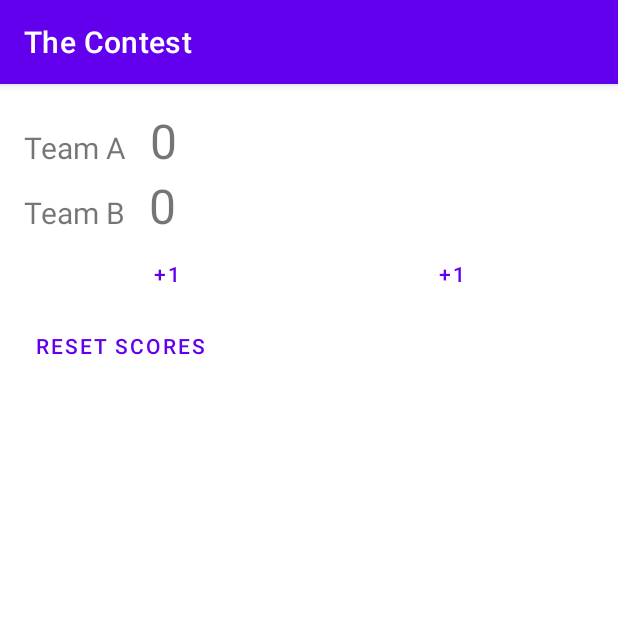
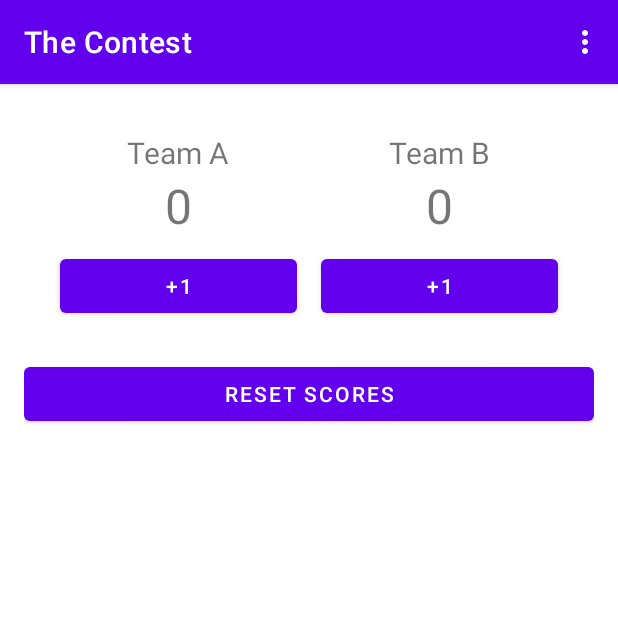
Before and after one commit to JackBetson/The-Contest, an Android app: the screen it shows after launch (MainActivity), on a phone screen of 412 x 824 dp, the top half of it. Run offline under Robolectric (Android 15) with nearby library versions, the phone set to English and light mode, and no system bars.

Commit message:
Final App

```diff
--- a/app/src/main/AndroidManifest.xml
+++ b/app/src/main/AndroidManifest.xml
@@ -25,6 +25,8 @@
                 android:name="android.app.lib_name"
                 android:value="" />
         </activity>
+        <activity android:name=".SettingsActivity">
+        </activity>
     </application>
 
 </manifest>
--- a/app/src/main/java/com/example/thecontest/MainActivity.kt
+++ b/app/src/main/java/com/example/thecontest/MainActivity.kt
@@ -1,24 +1,21 @@
 package com.example.thecontest
 
 import android.app.AlertDialog
+import android.content.Intent
 import android.media.MediaPlayer
 import android.os.Bundle
+import android.util.Log
+import android.view.Menu
+import android.view.MenuItem
 import android.widget.Button
 import android.widget.TextView
 import androidx.appcompat.app.AppCompatActivity
-import androidx.lifecycle.ViewModel
-import androidx.lifecycle.ViewModelProvider
 
 private const val TEAM_A_SCORE_KEY = "team_a_score"
 private const val TEAM_B_SCORE_KEY = "team_b_score"
 
 class MainActivity : AppCompatActivity() {
-    class ScoreViewModel : ViewModel() {
-        var teamAScore = 0
-        var teamBScore = 0
-    }
 
-    private lateinit var scoreViewModel: ScoreViewModel
     private lateinit var teamAScoreButton: Button
     private lateinit var teamBScoreButton: Button
     private lateinit var resetScoreButton: Button
@@ -31,50 +28,74 @@ class MainActivity : AppCompatActivity() {
     private lateinit var scoreSound: MediaPlayer
     private lateinit var winSound: MediaPlayer
 
+    override fun onCreateOptionsMenu(menu: Menu): Boolean {
+        menuInflater.inflate(R.menu.main_menu, menu)
+        return true
+    }
+
+    override fun onOptionsItemSelected(item: MenuItem): Boolean {
+        return when (item.itemId) {
+            R.id.action_settings -> {
+                openSettings()
+                true
+            }
+            else -> super.onOptionsItemSelected(item)
+        }
+    }
+
+    override fun onSaveInstanceState(savedInstanceState: Bundle) {
+        super.onSaveInstanceState(savedInstanceState)
+        savedInstanceState.putInt(TEAM_A_SCORE_KEY, teamAScore)
+        savedInstanceState.putInt(TEAM_B_SCORE_KEY, teamBScore)
+        Log.d("MainActivity", "Saving team A score: $teamAScore")
+        Log.d("MainActivity", "Saving team B score: $teamBScore")
+    }
+
     override fun onCreate(savedInstanceState: Bundle?) {
         super.onCreate(savedInstanceState)
         setContentView(R.layout.activity_main)
 
-        // Initialize ViewModel
-        scoreViewModel = ViewModelProvider(this)[ScoreViewModel::class.java]
+        restoreScores(savedInstanceState)
+        initViews()
+        setUpButtonListeners()
+        updateScore()
+        loadSounds()
+    }
 
-        // Restore scores from savedInstanceState if available
+    private fun restoreScores(savedInstanceState: Bundle?) {
         if (savedInstanceState != null) {
+            Log.d("MainActivity", "Restoring team A score: ${savedInstanceState.getInt(TEAM_A_SCORE_KEY)}")
+            Log.d("MainActivity", "Restoring team B score: ${savedInstanceState.getInt(TEAM_B_SCORE_KEY)}")
             teamAScore = savedInstanceState.getInt(TEAM_A_SCORE_KEY)
             teamBScore = savedInstanceState.getInt(TEAM_B_SCORE_KEY)
-        } else {
-            teamAScore = scoreViewModel.teamAScore
-            teamBScore = scoreViewModel.teamBScore
         }
+    }
 
-        // Initialize views
+    private fun initViews() {
         teamAScoreButton = findViewById(R.id.team_a_score_button)
         teamBScoreButton = findViewById(R.id.team_b_score_button)
         resetScoreButton = findViewById(R.id.reset_score_button)
         teamAScoreTextView = findViewById(R.id.team_a_score_text_view)
         teamBScoreTextView = findViewById(R.id.team_b_score_text_view)
+    }
 
-        // Set up button listeners
+    private fun setUpButtonListeners() {
         teamAScoreButton.setOnClickListener {
             teamAScore++
+            Log.d("MainActivity", "Team A score: $teamAScore")
             playButtonSound()
             updateScore()
         }
         teamBScoreButton.setOnClickListener {
             teamBScore++
+            Log.d("MainActivity", "Team B score: $teamBScore")
             playButtonSound()
             updateScore()
         }
         resetScoreButton.setOnClickListener {
+            Log.d("MainActivity", "Resetting scores")
             resetScores()
         }
-
-        // Update scores on start
-        updateScore()
-
-        // Load sounds
-        scoreSound = MediaPlayer.create(this, R.raw.score)
-        winSound = MediaPlayer.create(this, R.raw.win)
     }
 
     private fun playButtonSound() {
@@ -92,15 +113,26 @@ class MainActivity : AppCompatActivity() {
     }
 
     private fun updateScore() {
+        updateScoreTextViews()
+        checkIfTeamWon()
+    }
+
+    private fun loadSounds() {
+        scoreSound = MediaPlayer.create(this, R.raw.score)
+        winSound = MediaPlayer.create(this, R.raw.win)
+    }
+
+    private fun updateScoreTextViews() {
         teamAScoreTextView.text = teamAScore.toString()
         teamBScoreTextView.text = teamBScore.toString()
+    }
 
-        // Check if a team has won
-        if (teamAScore == 10) {
+    private fun checkIfTeamWon() {
+        if (teamAScore == 15) {
             // Team A has won
             playWinSound()
             showWinDialog(R.string.team_a_win)
-        } else if (teamBScore == 10) {
+        } else if (teamBScore == 15) {
             // Team B has won
             playWinSound()
             showWinDialog(R.string.team_b_win)
@@ -119,5 +151,8 @@ class MainActivity : AppCompatActivity() {
         alert.show()
     }
 
-
+    private fun openSettings() {
+        val intent = Intent(this, SettingsActivity::class.java)
+        startActivity(intent)
+    }
 }
--- a/app/src/main/res/layout-land/activity_main.xml
+++ b/app/src/main/res/layout-land/activity_main.xml
@@ -25,13 +25,12 @@
         app:layout_constraintTop_toBottomOf="@id/team_a_title" />
 
     <LinearLayout
-        android:layout_width="wrap_content"
+        android:layout_width="match_parent"
         android:layout_height="wrap_content"
         android:orientation="horizontal"
         app:layout_constraintStart_toStartOf="parent"
         app:layout_constraintEnd_toEndOf="parent"
-        app:layout_constraintBottom_toBottomOf="parent"
-        style="?android:attr/buttonBarStyle">
+        app:layout_constraintBottom_toBottomOf="parent">
 
         <Button
             android:id="@+id/team_a_score_button"
@@ -39,7 +38,7 @@
             android:layout_height="wrap_content"
             android:text="@string/team_a_score_button"
             android:layout_weight="1"
-            style="?android:attr/buttonBarButtonStyle"/>
+            android:layout_margin="16dp"/>
 
         <Button
             android:id="@+id/team_b_score_button"
@@ -47,7 +46,7 @@
             android:layout_height="wrap_content"
             android:text="@string/team_b_score_button"
             android:layout_weight="1"
-            style="?android:attr/buttonBarButtonStyle"/>
+            android:layout_margin="16dp"/>
     </LinearLayout>
 
 
--- a/app/src/main/res/layout/activity_main.xml
+++ b/app/src/main/res/layout/activity_main.xml
@@ -1,4 +1,3 @@
-<?xml version="1.0" encoding="utf-8"?>
 <LinearLayout xmlns:android="http://schemas.android.com/apk/res/android"
     android:layout_width="match_parent"
     android:layout_height="match_parent"
@@ -8,7 +7,15 @@
     <LinearLayout
         android:layout_width="match_parent"
         android:layout_height="wrap_content"
+        android:padding="16dp"
         android:orientation="horizontal">
+
+        <LinearLayout
+            android:layout_width="match_parent"
+            android:layout_height="wrap_content"
+            android:orientation="vertical"
+            android:gravity="center"
+            android:layout_weight="1">
 
             <TextView
                 android:id="@+id/team_a_title"
@@ -22,14 +29,22 @@
                 android:layout_width="wrap_content"
                 android:layout_height="wrap_content"
                 android:text="@string/team_a_score"
-            android:textSize="32sp"
-            android:layout_marginStart="16dp" />
+                android:textSize="32sp"/>
+
+            <Button
+                android:id="@+id/team_a_score_button"
+                android:layout_width="match_parent"
+                android:layout_height="wrap_content"
+                android:layout_margin="8dp"
+                android:text="@string/team_a_score_button"/>
         </LinearLayout>
 
         <LinearLayout
             android:layout_width="match_parent"
             android:layout_height="wrap_content"
-        android:orientation="horizontal">
+            android:orientation="vertical"
+            android:gravity="center"
+            android:layout_weight="1">
 
             <TextView
                 android:id="@+id/team_b_title"
@@ -43,37 +58,20 @@
                 android:layout_width="wrap_content"
                 android:layout_height="wrap_content"
                 android:text="@string/team_b_score"
-            android:textSize="32sp"
-            android:layout_marginStart="16dp" />
-    </LinearLayout>
-
-    <LinearLayout
-        android:layout_width="match_parent"
-        android:layout_height="wrap_content"
-        android:orientation="horizontal"
-        style="?android:attr/buttonBarStyle">
-
-        <Button
-            android:id="@+id/team_a_score_button"
-            android:layout_width="0dp"
-            android:layout_height="wrap_content"
-            android:text="@string/team_a_score_button"
-            android:layout_weight="1"
-            style="?android:attr/buttonBarButtonStyle"/>
+                android:textSize="32sp"/>
 
             <Button
                 android:id="@+id/team_b_score_button"
-            android:layout_width="0dp"
+                android:layout_width="match_parent"
                 android:layout_height="wrap_content"
-            android:text="@string/team_b_score_button"
-            android:layout_weight="1"
-            style="?android:attr/buttonBarButtonStyle"/>
+                android:layout_margin="8dp"
+                android:text="@string/team_b_score_button"/>
+        </LinearLayout>
     </LinearLayout>
 
     <Button
         android:id="@+id/reset_score_button"
-        android:layout_width="wrap_content"
+        android:layout_width="match_parent"
         android:layout_height="wrap_content"
-        android:text="@string/reset_score_button"
-        style="?android:attr/buttonBarButtonStyle"/>
+        android:text="@string/reset_score_button"/>
 </LinearLayout>
--- /dev/null
+++ b/app/src/main/res/menu/main_menu.xml
@@ -0,0 +1,7 @@
+<menu xmlns:android="http://schemas.android.com/apk/res/android"
+    xmlns:app="http://schemas.android.com/apk/res-auto">
+    <item
+        android:id="@+id/action_settings"
+        android:title="@string/settings"
+        app:showAsAction="never" />
+</menu>
```
Also changed, not shown: app/src/main/java/com/example/thecontest/SettingsActivity.kt (added, +51 -0 lines), app/src/main/res/layout/activity_settings.xml (added, +47 -0 lines), app/src/main/res/values/strings.xml (+7 -0 lines), 2 other files. Lines whose indentation alone changed are shown as unchanged.
